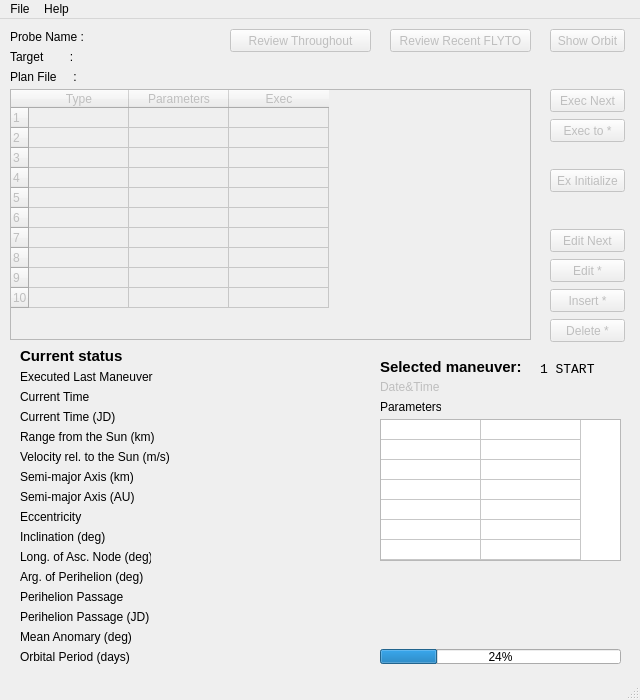
The window that ui/mainwindow.ui (whiskie14142/SolarSystemVoyager) describes before a commit, drawn with Qt 5.
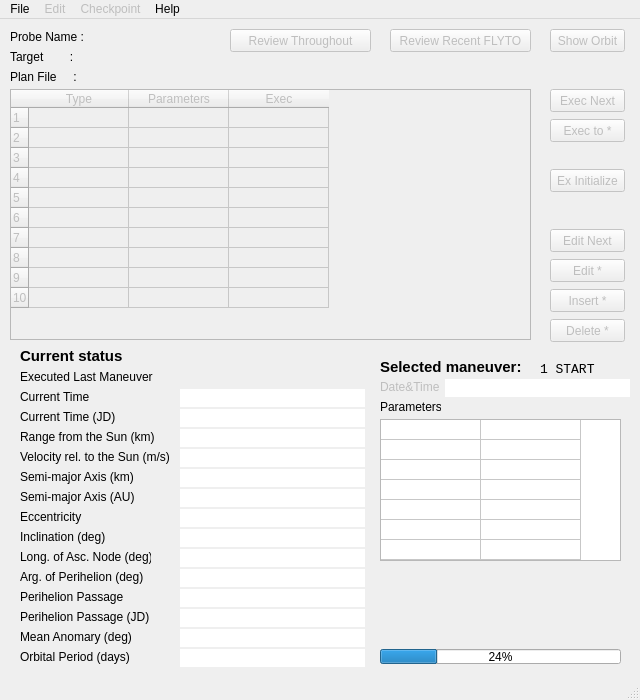
The same window after the commit.

What changed in the file:
```diff
--- a/ui/mainwindow.ui
+++ b/ui/mainwindow.ui
@@ -535,196 +535,6 @@
      <string>Orbital Period (days)</string>
     </property>
    </widget>
-   <widget class="QLabel" name="label_ELM">
-    <property name="geometry">
-     <rect>
-      <x>180</x>
-      <y>350</y>
-      <width>181</width>
-      <height>16</height>
-     </rect>
-    </property>
-    <property name="font">
-     <font>
-      <family>Lucida Console</family>
-      <pointsize>9</pointsize>
-     </font>
-    </property>
-    <property name="text">
-     <string/>
-    </property>
-   </widget>
-   <widget class="QLabel" name="label_ISOT">
-    <property name="geometry">
-     <rect>
-      <x>180</x>
-      <y>370</y>
-      <width>185</width>
-      <height>16</height>
-     </rect>
-    </property>
-    <property name="font">
-     <font>
-      <family>Lucida Console</family>
-      <pointsize>9</pointsize>
-     </font>
-    </property>
-    <property name="text">
-     <string/>
-    </property>
-   </widget>
-   <widget class="QLabel" name="label_JD">
-    <property name="geometry">
-     <rect>
-      <x>180</x>
-      <y>390</y>
-      <width>181</width>
-      <height>16</height>
-     </rect>
-    </property>
-    <property name="font">
-     <font>
-      <family>Lucida Console</family>
-      <pointsize>9</pointsize>
-     </font>
-    </property>
-    <property name="text">
-     <string/>
-    </property>
-   </widget>
-   <widget class="QLabel" name="label_SMA">
-    <property name="geometry">
-     <rect>
-      <x>180</x>
-      <y>450</y>
-      <width>181</width>
-      <height>16</height>
-     </rect>
-    </property>
-    <property name="font">
-     <font>
-      <family>Lucida Console</family>
-      <pointsize>9</pointsize>
-     </font>
-    </property>
-    <property name="text">
-     <string/>
-    </property>
-   </widget>
-   <widget class="QLabel" name="label_Ecc">
-    <property name="geometry">
-     <rect>
-      <x>180</x>
-      <y>490</y>
-      <width>181</width>
-      <height>16</height>
-     </rect>
-    </property>
-    <property name="font">
-     <font>
-      <family>Lucida Console</family>
-      <pointsize>9</pointsize>
-     </font>
-    </property>
-    <property name="text">
-     <string/>
-    </property>
-   </widget>
-   <widget class="QLabel" name="label_Inc">
-    <property name="geometry">
-     <rect>
-      <x>180</x>
-      <y>510</y>
-      <width>181</width>
-      <height>16</height>
-     </rect>
-    </property>
-    <property name="font">
-     <font>
-      <family>Lucida Console</family>
-      <pointsize>9</pointsize>
-     </font>
-    </property>
-    <property name="text">
-     <string/>
-    </property>
-   </widget>
-   <widget class="QLabel" name="label_LAN">
-    <property name="geometry">
-     <rect>
-      <x>180</x>
-      <y>530</y>
-      <width>181</width>
-      <height>16</height>
-     </rect>
-    </property>
-    <property name="font">
-     <font>
-      <family>Lucida Console</family>
-      <pointsize>9</pointsize>
-     </font>
-    </property>
-    <property name="text">
-     <string/>
-    </property>
-   </widget>
-   <widget class="QLabel" name="label_APH">
-    <property name="geometry">
-     <rect>
-      <x>180</x>
-      <y>550</y>
-      <width>181</width>
-      <height>16</height>
-     </rect>
-    </property>
-    <property name="font">
-     <font>
-      <family>Lucida Console</family>
-      <pointsize>9</pointsize>
-     </font>
-    </property>
-    <property name="text">
-     <string/>
-    </property>
-   </widget>
-   <widget class="QLabel" name="label_MA">
-    <property name="geometry">
-     <rect>
-      <x>180</x>
-      <y>610</y>
-      <width>181</width>
-      <height>16</height>
-     </rect>
-    </property>
-    <property name="font">
-     <font>
-      <family>Lucida Console</family>
-      <pointsize>9</pointsize>
-     </font>
-    </property>
-    <property name="text">
-     <string/>
-    </property>
-   </widget>
-   <widget class="QLabel" name="label_OP">
-    <property name="geometry">
-     <rect>
-      <x>180</x>
-      <y>630</y>
-      <width>181</width>
-      <height>16</height>
-     </rect>
-    </property>
-    <property name="font">
-     <font>
-      <family>Lucida Console</family>
-      <pointsize>9</pointsize>
-     </font>
-    </property>
-    <property name="text">
-     <string/>
-    </property>
-   </widget>
    <widget class="QLabel" name="label_14">
     <property name="geometry">
      <rect>
@@ -751,44 +561,6 @@
      <string>Perihelion Passage (JD)</string>
     </property>
    </widget>
-   <widget class="QLabel" name="label_PPT">
-    <property name="geometry">
-     <rect>
-      <x>180</x>
-      <y>570</y>
-      <width>185</width>
-      <height>16</height>
-     </rect>
-    </property>
-    <property name="font">
-     <font>
-      <family>Lucida Console</family>
-      <pointsize>9</pointsize>
-     </font>
-    </property>
-    <property name="text">
-     <string/>
-    </property>
-   </widget>
-   <widget class="QLabel" name="label_PPTJD">
-    <property name="geometry">
-     <rect>
-      <x>180</x>
-      <y>590</y>
-      <width>181</width>
-      <height>16</height>
-     </rect>
-    </property>
-    <property name="font">
-     <font>
-      <family>Lucida Console</family>
-      <pointsize>9</pointsize>
-     </font>
-    </property>
-    <property name="text">
-     <string/>
-    </property>
-   </widget>
    <widget class="QLabel" name="label_16">
     <property name="geometry">
      <rect>
@@ -802,25 +574,6 @@
      <string>Semi-major Axis (AU)</string>
     </property>
    </widget>
-   <widget class="QLabel" name="label_SMAAU">
-    <property name="geometry">
-     <rect>
-      <x>180</x>
-      <y>470</y>
-      <width>181</width>
-      <height>16</height>
-     </rect>
-    </property>
-    <property name="font">
-     <font>
-      <family>Lucida Console</family>
-      <pointsize>9</pointsize>
-     </font>
-    </property>
-    <property name="text">
-     <string/>
-    </property>
-   </widget>
    <widget class="QLabel" name="label_17">
     <property name="geometry">
      <rect>
@@ -847,44 +600,6 @@
      <string>Velocity rel. to the Sun (m/s)</string>
     </property>
    </widget>
-   <widget class="QLabel" name="label_range">
-    <property name="geometry">
-     <rect>
-      <x>180</x>
-      <y>410</y>
-      <width>181</width>
-      <height>16</height>
-     </rect>
-    </property>
-    <property name="font">
-     <font>
-      <family>Lucida Console</family>
-      <pointsize>9</pointsize>
-     </font>
-    </property>
-    <property name="text">
-     <string/>
-    </property>
-   </widget>
-   <widget class="QLabel" name="label_velocity">
-    <property name="geometry">
-     <rect>
-      <x>180</x>
-      <y>430</y>
-      <width>181</width>
-      <height>16</height>
-     </rect>
-    </property>
-    <property name="font">
-     <font>
-      <family>Lucida Console</family>
-      <pointsize>9</pointsize>
-     </font>
-    </property>
-    <property name="text">
-     <string/>
-    </property>
-   </widget>
    <widget class="QPushButton" name="flightreview">
     <property name="enabled">
      <bool>false</bool>
@@ -960,25 +675,6 @@
      <string>Date&amp;Time</string>
     </property>
    </widget>
-   <widget class="QLabel" name="label_mantime">
-    <property name="geometry">
-     <rect>
-      <x>446</x>
-      <y>360</y>
-      <width>185</width>
-      <height>20</height>
-     </rect>
-    </property>
-    <property name="font">
-     <font>
-      <family>Lucida Console</family>
-      <pointsize>9</pointsize>
-     </font>
-    </property>
-    <property name="text">
-     <string/>
-    </property>
-   </widget>
    <widget class="QLabel" name="label_22">
     <property name="geometry">
      <rect>
@@ -1082,6 +778,387 @@
      <string>1 START</string>
     </property>
    </widget>
+   <widget class="QLineEdit" name="label_ISOT">
+    <property name="geometry">
+     <rect>
+      <x>180</x>
+      <y>370</y>
+      <width>185</width>
+      <height>18</height>
+     </rect>
+    </property>
+    <property name="font">
+     <font>
+      <family>Lucida Console</family>
+     </font>
+    </property>
+    <property name="toolTip">
+     <string/>
+    </property>
+    <property name="frame">
+     <bool>false</bool>
+    </property>
+    <property name="readOnly">
+     <bool>true</bool>
+    </property>
+   </widget>
+   <widget class="QLineEdit" name="label_JD">
+    <property name="geometry">
+     <rect>
+      <x>180</x>
+      <y>390</y>
+      <width>185</width>
+      <height>18</height>
+     </rect>
+    </property>
+    <property name="font">
+     <font>
+      <family>Lucida Console</family>
+     </font>
+    </property>
+    <property name="toolTip">
+     <string/>
+    </property>
+    <property name="frame">
+     <bool>false</bool>
+    </property>
+    <property name="readOnly">
+     <bool>true</bool>
+    </property>
+   </widget>
+   <widget class="QLineEdit" name="label_range">
+    <property name="geometry">
+     <rect>
+      <x>180</x>
+      <y>410</y>
+      <width>185</width>
+      <height>18</height>
+     </rect>
+    </property>
+    <property name="font">
+     <font>
+      <family>Lucida Console</family>
+     </font>
+    </property>
+    <property name="toolTip">
+     <string/>
+    </property>
+    <property name="frame">
+     <bool>false</bool>
+    </property>
+    <property name="readOnly">
+     <bool>true</bool>
+    </property>
+   </widget>
+   <widget class="QLineEdit" name="label_velocity">
+    <property name="geometry">
+     <rect>
+      <x>180</x>
+      <y>430</y>
+      <width>185</width>
+      <height>18</height>
+     </rect>
+    </property>
+    <property name="font">
+     <font>
+      <family>Lucida Console</family>
+     </font>
+    </property>
+    <property name="toolTip">
+     <string/>
+    </property>
+    <property name="frame">
+     <bool>false</bool>
+    </property>
+    <property name="readOnly">
+     <bool>true</bool>
+    </property>
+   </widget>
+   <widget class="QLineEdit" name="label_SMA">
+    <property name="geometry">
+     <rect>
+      <x>180</x>
+      <y>450</y>
+      <width>185</width>
+      <height>18</height>
+     </rect>
+    </property>
+    <property name="font">
+     <font>
+      <family>Lucida Console</family>
+     </font>
+    </property>
+    <property name="toolTip">
+     <string/>
+    </property>
+    <property name="frame">
+     <bool>false</bool>
+    </property>
+    <property name="readOnly">
+     <bool>true</bool>
+    </property>
+   </widget>
+   <widget class="QLineEdit" name="label_SMAAU">
+    <property name="geometry">
+     <rect>
+      <x>180</x>
+      <y>470</y>
+      <width>185</width>
+      <height>18</height>
+     </rect>
+    </property>
+    <property name="font">
+     <font>
+      <family>Lucida Console</family>
+     </font>
+    </property>
+    <property name="toolTip">
+     <string/>
+    </property>
+    <property name="frame">
+     <bool>false</bool>
+    </property>
+    <property name="readOnly">
+     <bool>true</bool>
+    </property>
+   </widget>
+   <widget class="QLineEdit" name="label_Ecc">
+    <property name="geometry">
+     <rect>
+      <x>180</x>
+      <y>490</y>
+      <width>185</width>
+      <height>18</height>
+     </rect>
+    </property>
+    <property name="font">
+     <font>
+      <family>Lucida Console</family>
+     </font>
+    </property>
+    <property name="toolTip">
+     <string/>
+    </property>
+    <property name="frame">
+     <bool>false</bool>
+    </property>
+    <property name="readOnly">
+     <bool>true</bool>
+    </property>
+   </widget>
+   <widget class="QLineEdit" name="label_Inc">
+    <property name="geometry">
+     <rect>
+      <x>180</x>
+      <y>510</y>
+      <width>185</width>
+      <height>18</height>
+     </rect>
+    </property>
+    <property name="font">
+     <font>
+      <family>Lucida Console</family>
+     </font>
+    </property>
+    <property name="toolTip">
+     <string/>
+    </property>
+    <property name="frame">
+     <bool>false</bool>
+    </property>
+    <property name="readOnly">
+     <bool>true</bool>
+    </property>
+   </widget>
+   <widget class="QLineEdit" name="label_LAN">
+    <property name="geometry">
+     <rect>
+      <x>180</x>
+      <y>530</y>
+      <width>185</width>
+      <height>18</height>
+     </rect>
+    </property>
+    <property name="font">
+     <font>
+      <family>Lucida Console</family>
+     </font>
+    </property>
+    <property name="toolTip">
+     <string/>
+    </property>
+    <property name="frame">
+     <bool>false</bool>
+    </property>
+    <property name="readOnly">
+     <bool>true</bool>
+    </property>
+   </widget>
+   <widget class="QLineEdit" name="label_APH">
+    <property name="geometry">
+     <rect>
+      <x>180</x>
+      <y>550</y>
+      <width>185</width>
+      <height>18</height>
+     </rect>
+    </property>
+    <property name="font">
+     <font>
+      <family>Lucida Console</family>
+     </font>
+    </property>
+    <property name="toolTip">
+     <string/>
+    </property>
+    <property name="frame">
+     <bool>false</bool>
+    </property>
+    <property name="readOnly">
+     <bool>true</bool>
+    </property>
+   </widget>
+   <widget class="QLineEdit" name="label_PPT">
+    <property name="geometry">
+     <rect>
+      <x>180</x>
+      <y>570</y>
+      <width>185</width>
+      <height>18</height>
+     </rect>
+    </property>
+    <property name="font">
+     <font>
+      <family>Lucida Console</family>
+     </font>
+    </property>
+    <property name="toolTip">
+     <string/>
+    </property>
+    <property name="frame">
+     <bool>false</bool>
+    </property>
+    <property name="readOnly">
+     <bool>true</bool>
+    </property>
+   </widget>
+   <widget class="QLineEdit" name="label_PPTJD">
+    <property name="geometry">
+     <rect>
+      <x>180</x>
+      <y>590</y>
+      <width>185</width>
+      <height>18</height>
+     </rect>
+    </property>
+    <property name="font">
+     <font>
+      <family>Lucida Console</family>
+     </font>
+    </property>
+    <property name="toolTip">
+     <string/>
+    </property>
+    <property name="frame">
+     <bool>false</bool>
+    </property>
+    <property name="readOnly">
+     <bool>true</bool>
+    </property>
+   </widget>
+   <widget class="QLineEdit" name="label_MA">
+    <property name="geometry">
+     <rect>
+      <x>180</x>
+      <y>610</y>
+      <width>185</width>
+      <height>18</height>
+     </rect>
+    </property>
+    <property name="font">
+     <font>
+      <family>Lucida Console</family>
+     </font>
+    </property>
+    <property name="toolTip">
+     <string/>
+    </property>
+    <property name="frame">
+     <bool>false</bool>
+    </property>
+    <property name="readOnly">
+     <bool>true</bool>
+    </property>
+   </widget>
+   <widget class="QLineEdit" name="label_OP">
+    <property name="geometry">
+     <rect>
+      <x>180</x>
+      <y>630</y>
+      <width>185</width>
+      <height>18</height>
+     </rect>
+    </property>
+    <property name="font">
+     <font>
+      <family>Lucida Console</family>
+     </font>
+    </property>
+    <property name="toolTip">
+     <string/>
+    </property>
+    <property name="frame">
+     <bool>false</bool>
+    </property>
+    <property name="readOnly">
+     <bool>true</bool>
+    </property>
+   </widget>
+   <widget class="QLineEdit" name="label_mantime">
+    <property name="geometry">
+     <rect>
+      <x>445</x>
+      <y>360</y>
+      <width>185</width>
+      <height>18</height>
+     </rect>
+    </property>
+    <property name="font">
+     <font>
+      <family>Lucida Console</family>
+     </font>
+    </property>
+    <property name="toolTip">
+     <string/>
+    </property>
+    <property name="frame">
+     <bool>false</bool>
+    </property>
+    <property name="readOnly">
+     <bool>true</bool>
+    </property>
+   </widget>
+   <widget class="QLabel" name="label_ELM">
+    <property name="geometry">
+     <rect>
+      <x>180</x>
+      <y>350</y>
+      <width>181</width>
+      <height>16</height>
+     </rect>
+    </property>
+    <property name="font">
+     <font>
+      <family>Lucida Console</family>
+      <pointsize>10</pointsize>
+      <weight>50</weight>
+      <bold>false</bold>
+     </font>
+    </property>
+    <property name="text">
+     <string/>
+    </property>
+   </widget>
   </widget>
   <widget class="QMenuBar" name="menubar">
    <property name="geometry">
@@ -1109,7 +1186,29 @@
     </property>
     <addaction name="actionAbout_SSVG"/>
    </widget>
+   <widget class="QMenu" name="menuCheckpoint">
+    <property name="enabled">
+     <bool>false</bool>
+    </property>
+    <property name="title">
+     <string>Checkpoint</string>
+    </property>
+    <addaction name="actionCreate"/>
+    <addaction name="actionResume"/>
+   </widget>
+   <widget class="QMenu" name="menuEdit">
+    <property name="enabled">
+     <bool>false</bool>
+    </property>
+    <property name="title">
+     <string>Edit</string>
+    </property>
+    <addaction name="actionProbe"/>
+    <addaction name="actionTarget"/>
+   </widget>
    <addaction name="menuFile"/>
+   <addaction name="menuEdit"/>
+   <addaction name="menuCheckpoint"/>
    <addaction name="menuHelp"/>
   </widget>
   <widget class="QStatusBar" name="statusbar"/>
```
Left out of the diff: 23 changed lines with no effect on the pictures.
